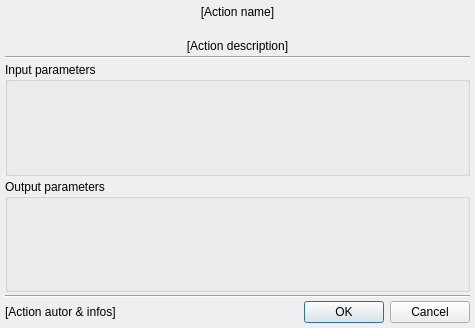
Above: gui/actiondialog.ui from Jmgr/actiona before the change. Below: the same form after it.
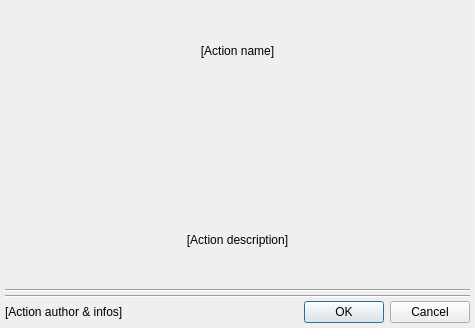
That is the form after the change. Icons and pictures are not drawn.

Commit message: Gui & ActionTools - added tabs for action parameters

```diff
--- a/gui/actiondialog.ui
+++ b/gui/actiondialog.ui
@@ -13,7 +13,7 @@
   <property name="windowTitle">
    <string>Edit action</string>
   </property>
-  <layout class="QVBoxLayout" name="verticalLayout" stretch="0,0,0,0,1,1,0,0">
+  <layout class="QVBoxLayout" name="verticalLayout" stretch="0,0,0,0,1,0,0">
    <property name="spacing">
     <number>3</number>
    </property>
@@ -61,40 +61,7 @@
     </widget>
    </item>
    <item>
-    <widget class="QGroupBox" name="groupBox">
-     <property name="title">
-      <string>Input parameters</string>
-     </property>
-     <layout class="QVBoxLayout" name="verticalLayout_2">
-      <property name="spacing">
-       <number>5</number>
-      </property>
-      <property name="margin">
-       <number>5</number>
-      </property>
-      <item>
-       <layout class="QFormLayout" name="inputParametersLayout"/>
-      </item>
-     </layout>
-    </widget>
-   </item>
-   <item>
-    <widget class="QGroupBox" name="groupBox_2">
-     <property name="title">
-      <string>Output parameters</string>
-     </property>
-     <layout class="QVBoxLayout" name="verticalLayout_3">
-      <property name="spacing">
-       <number>5</number>
-      </property>
-      <property name="margin">
-       <number>5</number>
-      </property>
-      <item>
-       <layout class="QFormLayout" name="outputParametersLayout"/>
-      </item>
-     </layout>
-    </widget>
+    <layout class="QVBoxLayout" name="parametersLayout"/>
    </item>
    <item>
     <widget class="Line" name="line_2">
@@ -108,7 +75,7 @@
      <item>
       <widget class="QLabel" name="actionInfo">
        <property name="text">
-        <string notr="true">[Action autor &amp; infos]</string>
+        <string notr="true">[Action author &amp; infos]</string>
        </property>
        <property name="openExternalLinks">
         <bool>true</bool>
```
The commit also changes 7 other files.
